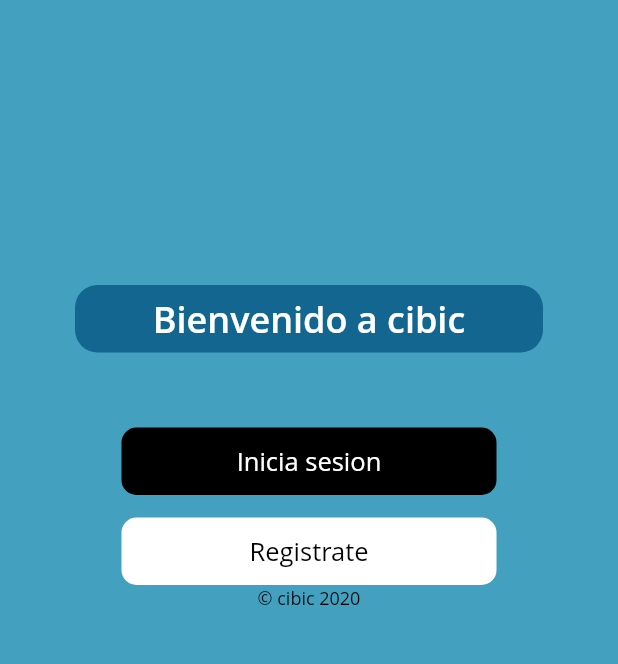
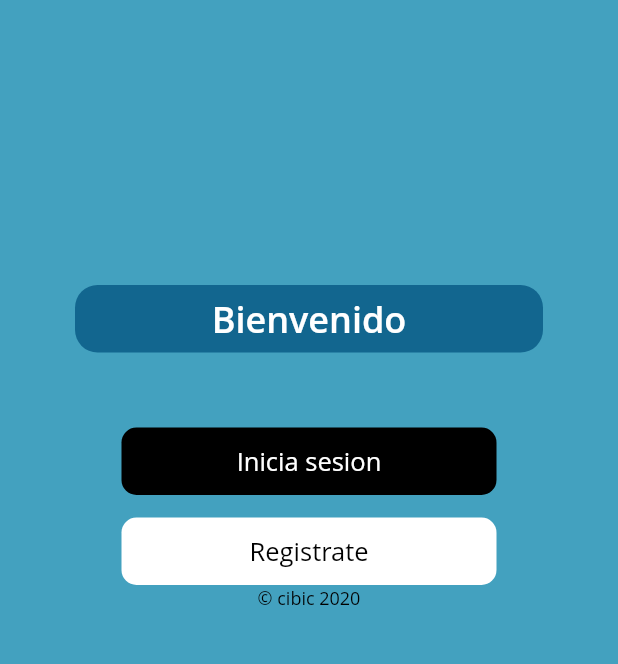
Before and after one commit to benjaminykim/cibic-mobile, a Flutter app: the screen it shows after launch, on a phone screen of 412 x 824 dp, the part 300-964 px from its top. Run offline on Flutter 3.47's test engine with Material 2 defaults, Android fonts, the phone set to English and light mode, and no system bars; our stand-ins replace flutter_redux, flutter_secure_storage, redux, redux_thunk; generated files the repository leaves out were written again; project files that could hold a hidden picture were left out.

Commit message:
uppercase Cibic

```diff
--- a/lib/src/onboard/userEducation.dart
+++ b/lib/src/onboard/userEducation.dart
@@ -98,7 +98,7 @@ class _UserEducationState extends State<UserEducation> {
             borderRadius: BorderRadius.circular(15),
           ),
           child: Text(
-            "¿Qué es cibic?",
+            "¿Qué es Cibic?",
             textAlign: TextAlign.center,
             style: headerStyle,
           ),
@@ -133,7 +133,7 @@ class _UserEducationState extends State<UserEducation> {
             borderRadius: BorderRadius.circular(15),
           ),
           child: Text(
-            "¿Por qué usar cibic?",
+            "¿Por qué usar Cibic?",
             textAlign: TextAlign.center,
             style: headerStyle,
           ),
@@ -168,7 +168,7 @@ class _UserEducationState extends State<UserEducation> {
             borderRadius: BorderRadius.circular(15),
           ),
           child: Text(
-            "¿Cómo usar cibic?",
+            "¿Cómo usar Cibic?",
             textAlign: TextAlign.center,
             style: headerStyle,
           ),
--- a/lib/src/onboard/welcome.dart
+++ b/lib/src/onboard/welcome.dart
@@ -121,7 +121,7 @@ class _WelcomeState extends State<Welcome> {
                             height: 45,
                             alignment: Alignment.center,
                             child: Text(
-                              "Bienvenido a cibic",
+                              "Bienvenido",
                               textAlign: TextAlign.center,
                               style: this.welcomeTextStyle,
                             ),
--- a/lib/src/widgets/activity/ActivityFeed.dart
+++ b/lib/src/widgets/activity/ActivityFeed.dart
@@ -104,7 +104,7 @@ class _ActivityFeedState extends State<ActivityFeed> {
                       padding: EdgeInsets.all(50),
                       alignment: Alignment.center,
                       child: Text(
-                        "cibic server error",
+                        "Cibic server error",
                         style: TextStyle(
                           fontSize: 20,
                           color: Colors.black,
--- a/lib/src/widgets/profile/CabildoProfileScreen.dart
+++ b/lib/src/widgets/profile/CabildoProfileScreen.dart
@@ -340,7 +340,7 @@ class _CabildoProfileState extends State<CabildoProfileScreen> {
                           } else if (feedSnap.hasError) {
                             return ListView(children: [
                               Center(
-                                child: Text("error: cibic servers are down",
+                                child: Text("error: Cibic servers are down",
                                     style: TextStyle(color: Colors.black)),
                               )
                             ]);
--- a/lib/src/widgets/profile/SelfProfileScreen.dart
+++ b/lib/src/widgets/profile/SelfProfileScreen.dart
@@ -244,7 +244,7 @@ class _UserProfileState extends State<SelfProfileScreen> {
                   );
                 } else if (snapshot.hasError) {
                   return Text(
-                      "Profile could not be reached, cibic server is down",
+                      "Profile could not be reached, Cibic server is down",
                       textAlign: TextAlign.center,
                       style: TextStyle(color: Colors.black));
                 }
@@ -272,7 +272,7 @@ class _UserProfileState extends State<SelfProfileScreen> {
                         });
                   } else if (feedSnap.hasError) {
                     return ListView(
-                      children: [Text("error: cibic servers are down",
+                      children: [Text("error: Cibic servers are down",
                           textAlign: TextAlign.center,
                           style: TextStyle(color: Colors.black))],
                     );
--- a/lib/src/widgets/profile/UserProfileScreen.dart
+++ b/lib/src/widgets/profile/UserProfileScreen.dart
@@ -374,7 +374,7 @@ class _UserProfileState extends State<UserProfileScreen> {
                           } else if (feedSnap.hasError) {
                             return ListView(children: [
                               Center(
-                                child: Text("error: cibic servers are down",
+                                child: Text("error: Cibic servers are down",
                                     style: TextStyle(color: Colors.black)),
                               )
                             ]);
```
